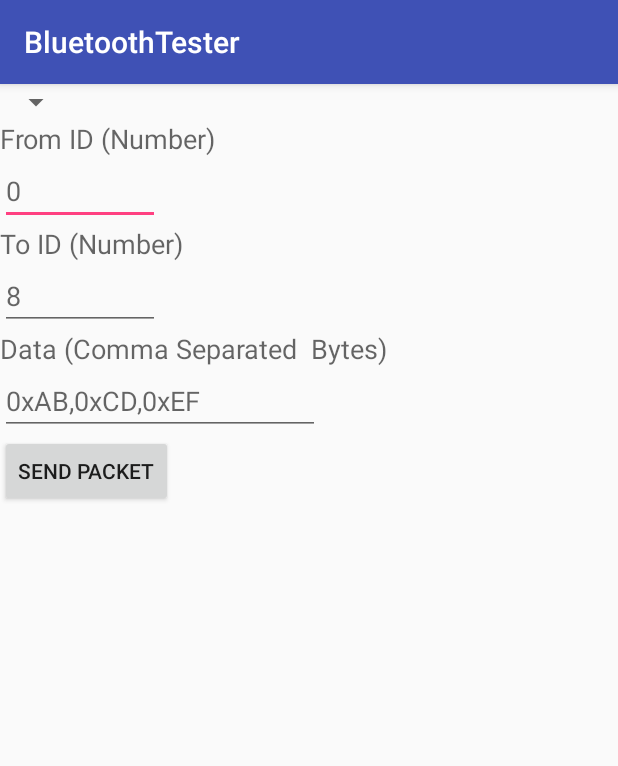
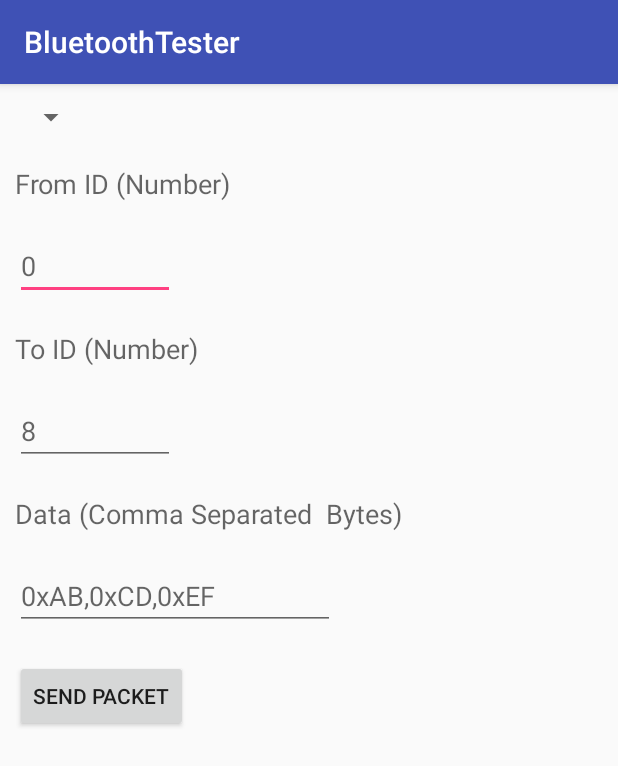
Before and after one commit to GompeiAndTheBrobots/2K1Field, an Android app: the screen it shows after launch (BluetoothTester), on a phone screen of 412 x 824 dp. Shown: the top 766 px of the screen. Run offline under Robolectric (Android 15) with nearby library versions, the phone set to English and light mode, and no system bars.

Commit message:
added dank margins

```diff
--- a/app/src/main/res/layout/activity_bluetooth_tester.xml
+++ b/app/src/main/res/layout/activity_bluetooth_tester.xml
@@ -9,14 +9,16 @@
         android:layout_width="wrap_content"
         android:layout_height="wrap_content"
         android:id="@+id/spinner"
-        android:layout_weight="1" />
+        android:layout_weight="1"
+        android:layout_margin="10dp"/>
 
     <TextView
         android:layout_width="wrap_content"
         android:layout_height="wrap_content"
         android:textAppearance="?android:attr/textAppearanceMedium"
         android:text="From ID (Number)"
-        android:id="@+id/textView" />
+        android:id="@+id/textView"
+        android:layout_margin="10dp"/>
 
     <EditText
         android:layout_width="wrap_content"
@@ -24,14 +26,16 @@
         android:inputType="number"
         android:hint="0"
         android:ems="5"
-        android:id="@+id/FromID" />
+        android:id="@+id/FromID"
+        android:layout_margin="10dp"/>
 
     <TextView
         android:layout_width="wrap_content"
         android:layout_height="wrap_content"
         android:textAppearance="?android:attr/textAppearanceMedium"
         android:text="To ID (Number)"
-        android:id="@+id/textView2" />
+        android:id="@+id/textView2"
+        android:layout_margin="10dp"/>
 
     <EditText
         android:layout_width="wrap_content"
@@ -39,14 +43,16 @@
         android:inputType="number"
         android:hint="8"
         android:ems="5"
-        android:id="@+id/ToID" />
+        android:id="@+id/ToID"
+        android:layout_margin="10dp"/>
 
     <TextView
         android:layout_width="wrap_content"
         android:layout_height="wrap_content"
         android:textAppearance="?android:attr/textAppearanceMedium"
         android:text="Data (Comma Separated  Bytes)"
-        android:id="@+id/textView3" />
+        android:id="@+id/textView3"
+        android:layout_margin="10dp"/>
 
     <EditText
         android:layout_width="wrap_content"
@@ -54,12 +60,14 @@
         android:inputType="text"
         android:hint="0xAB,0xCD,0xEF"
         android:ems="10"
-        android:id="@+id/extradata" />
+        android:id="@+id/extradata"
+        android:layout_margin="10dp"/>
 
     <Button
         android:layout_width="wrap_content"
         android:layout_height="wrap_content"
         android:text="Send Packet"
         android:id="@+id/sendbutton"
-        android:onClick="sendPacket"/>
+        android:onClick="sendPacket"
+        android:layout_margin="10dp"/>
 </LinearLayout>
```
